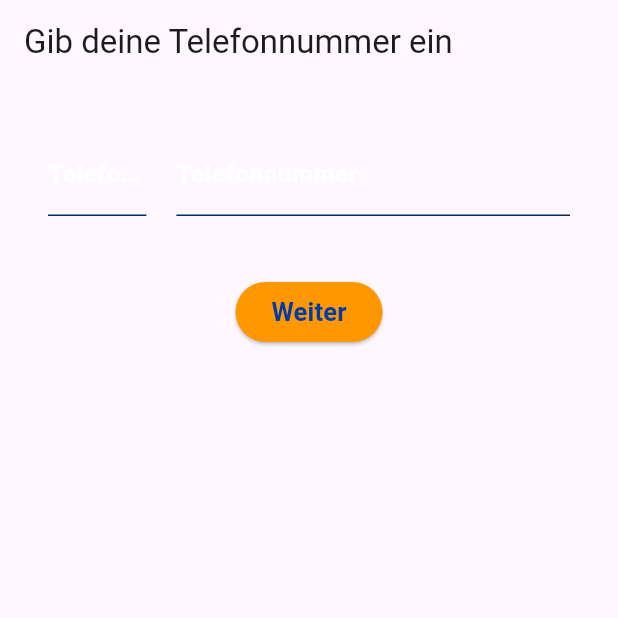
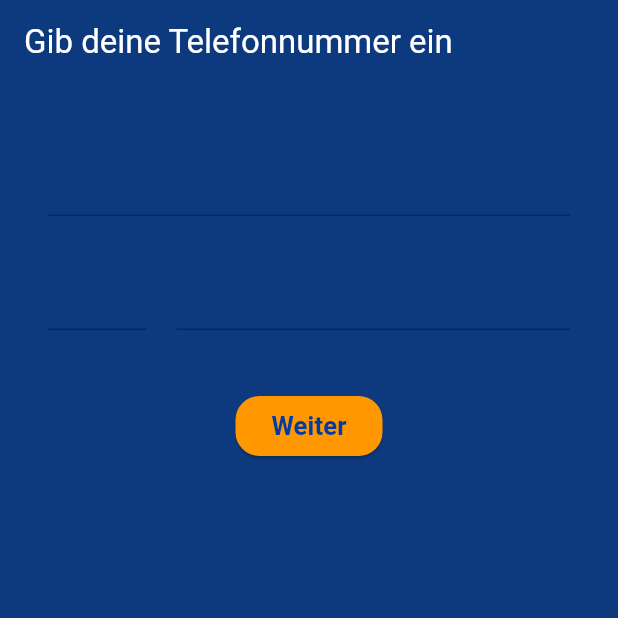
Before and after one commit to Oukso/oukso, a Flutter app: the screen it shows after launch, on a phone screen of 412 x 824 dp, the top half of it. Run offline on Flutter 3.47's test engine with Material 3 defaults, Android fonts, the phone set to English and light mode, and no system bars; our stand-ins replace flex_color_scheme.

```diff
--- a/lib/src/app.dart
+++ b/lib/src/app.dart
@@ -1,18 +1,82 @@
+import 'package:flex_color_scheme/flex_color_scheme.dart';
 import 'package:flutter/material.dart';
 import 'package:oukso/src/data/database_repository.dart';
 import 'package:oukso/src/data/mock_database.dart';
 import 'package:oukso/src/features/login/presintation/login_screen.dart';
-import 'package:oukso/src/features/welcome_screen_2/welcome_screen_2.dart';
 
 class App extends StatelessWidget {
-
-   const App({super.key});
+  const App({super.key});
 
   @override
   Widget build(BuildContext context) {
     DatabaseRepository databaseRepository = MockDatabase();
-    return const MaterialApp(
-      home: LoginScreen(),
-    ) ;
+    return MaterialApp(
+      theme: FlexThemeData.light(
+        colors: const FlexSchemeColor(
+          primary: Color(0xffe64a19),
+          primaryContainer: Color.fromARGB(255, 99, 111, 182),
+          secondary: Color(0xff303f9f),
+          secondaryContainer: Color(0xff7d7194),
+          tertiary: Color(0xff303f9f),
+          tertiaryContainer: Color(0xff6444e2),
+          appBarColor: Color.fromARGB(255, 19, 94, 200),
+          error: Color(0xffb00020),
+        ),
+        surfaceMode: FlexSurfaceMode.levelSurfacesLowScaffold,
+        blendLevel: 7,
+        subThemesData: const FlexSubThemesData(
+          blendOnLevel: 10,
+          blendOnColors: true,
+          useTextTheme: true,
+          useM2StyleDividerInM3: true,
+          textButtonRadius: 23.0,
+          filledButtonRadius: 9.0,
+          elevatedButtonRadius: 16.0,
+          outlinedButtonRadius: 11.0,
+          outlinedButtonBorderWidth: 1.0,
+          outlinedButtonPressedBorderWidth: 1.5,
+          alignedDropdown: true,
+          useInputDecoratorThemeInDialogs: true,
+        ),
+        visualDensity: FlexColorScheme.comfortablePlatformDensity,
+        useMaterial3: true,
+        swapLegacyOnMaterial3: true,
+        // To use the Playground font, add GoogleFonts package and uncomment
+        // fontFamily: GoogleFonts.notoSans().fontFamily,
+      ),
+      darkTheme: FlexThemeData.dark(
+        colors: const FlexSchemeColor(
+          primary: Color(0xff8559f0),
+          primaryContainer: Color(0xff283593),
+          secondary: Color(0xff9575cd),
+          secondaryContainer: Color(0xff502ca7),
+          tertiary: Color(0xff7e57c2),
+          tertiaryContainer: Color(0xff4433a4),
+          appBarColor: Color(0xff502ca7),
+          error: Color(0xffcf6679),
+        ),
+        blendLevel: 23,
+        subThemesData: const FlexSubThemesData(
+          blendOnLevel: 11,
+          useTextTheme: true,
+          useM2StyleDividerInM3: true,
+          textButtonRadius: 23.0,
+          filledButtonRadius: 9.0,
+          elevatedButtonRadius: 16.0,
+          outlinedButtonRadius: 11.0,
+          outlinedButtonBorderWidth: 1.0,
+          outlinedButtonPressedBorderWidth: 1.5,
+          alignedDropdown: true,
+          useInputDecoratorThemeInDialogs: true,
+        ),
+        visualDensity: FlexColorScheme.comfortablePlatformDensity,
+        useMaterial3: true,
+        swapLegacyOnMaterial3: true,
+        // To use the Playground font, add GoogleFonts package and uncomment
+        // fontFamily: GoogleFonts.notoSans().fontFamily,
+      ),
+      themeMode: ThemeMode.light,
+      home: const LoginScreen(),
+    );
   }
 }
--- a/lib/src/features/login/presintation/login_screen.dart
+++ b/lib/src/features/login/presintation/login_screen.dart
@@ -1,4 +1,5 @@
 import 'package:flutter/material.dart';
+import 'package:oukso/src/features/login/presintation/profil_info.dart';
 
 class LoginScreen extends StatelessWidget {
   const LoginScreen({super.key});
@@ -6,15 +7,35 @@ class LoginScreen extends StatelessWidget {
   @override
   Widget build(BuildContext context) {
     return Scaffold(
+      backgroundColor: const Color(0xFF0D3A7F),
       appBar: AppBar(
+          backgroundColor: const Color(0xFF0D3A7F),
           title: const Text(
-        "Gib deine Telefonnummer ein",
-      )),
+            "Gib deine Telefonnummer ein",
+            style: TextStyle(color: Colors.white),
+          )),
       body: SafeArea(
           child: Padding(
         padding: const EdgeInsets.all(32.0),
         child: Column(
           children: [
+            const TextField(
+              keyboardType: TextInputType.number,
+              decoration: InputDecoration(
+                  enabledBorder: UnderlineInputBorder(
+                    borderSide: BorderSide(
+                        color: Color.fromARGB(255, 2, 45, 87),
+                        style: BorderStyle.solid),
+                  ),
+                  border: UnderlineInputBorder(),
+                  hintText: "Telefonnummer",
+                  labelText: 'Telefonnummer',
+                  labelStyle: TextStyle(
+                      color: Color(0xFF0D3A7F), fontWeight: FontWeight.w600)),
+            ),
+            const SizedBox(
+              height: 20,
+            ),
             const Row(
               children: [
                 Flexible(
@@ -31,7 +52,8 @@ class LoginScreen extends StatelessWidget {
                         hintText: "Telefonnummer",
                         labelText: 'Telefonnummer',
                         labelStyle: TextStyle(
-                            color: Colors.white, fontWeight: FontWeight.w600)),
+                            color: Color(0xFF0D3A7F),
+                            fontWeight: FontWeight.w600)),
                   ),
                 ),
                 SizedBox(
@@ -51,7 +73,8 @@ class LoginScreen extends StatelessWidget {
                         hintText: "Telefonnummer",
                         labelText: 'Telefonnummer',
                         labelStyle: TextStyle(
-                            color: Colors.white, fontWeight: FontWeight.w600)),
+                            color: Color(0xFF0D3A7F),
+                            fontWeight: FontWeight.w600)),
                   ),
                 ),
               ],
@@ -61,7 +84,12 @@ class LoginScreen extends StatelessWidget {
             ),
             Center(
               child: ElevatedButton(
-                onPressed: () {},
+                onPressed: () {
+                  Navigator.push(
+                      context,
+                      MaterialPageRoute(
+                          builder: (context) => const ProfilInfo()));
+                },
                 style: const ButtonStyle(
                     backgroundColor: MaterialStatePropertyAll(Colors.orange)),
                 child: const Text(
--- a/pubspec.yaml
+++ b/pubspec.yaml
@@ -11,6 +11,7 @@ dependencies:
     sdk: flutter
   animate_do: ^3.1.2
   intl_phone_field: ^3.2.0
+  flex_color_scheme: ^7.3.1
 
 dev_dependencies:
   flutter_test:
```
Also changed, not shown: lib/src/features/login/presintation/home_page.dart (deleted, +0 -145 lines), lib/src/features/login/presintation/profil_info.dart (added, +14 -0 lines), assets/Backgoundcolor.png (added), pubspec.lock.
